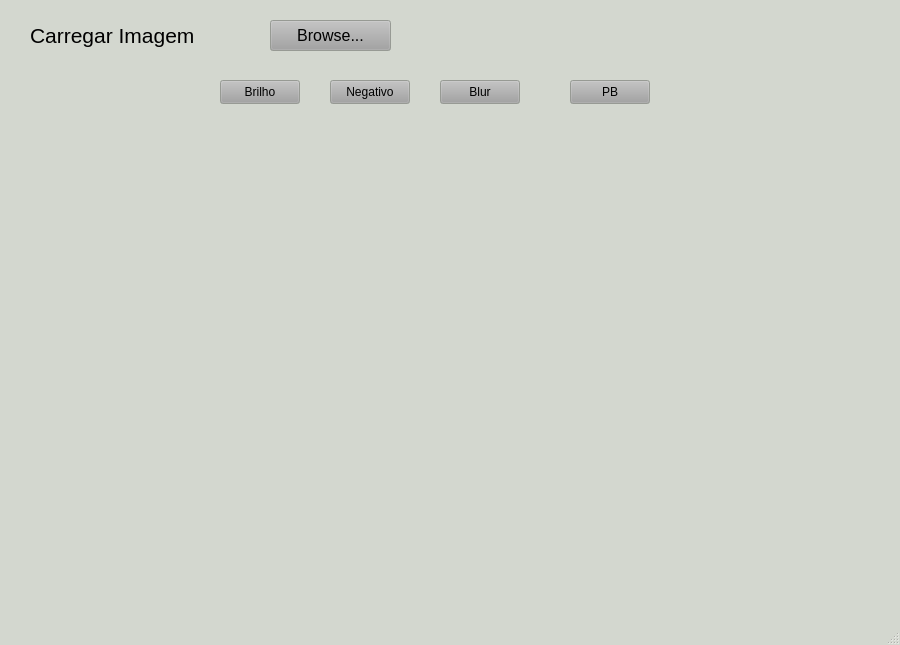
First picture: the form in ImageProcessor-master/mainwindow.ui, repository EugenioAL/Imsof, before the edit.
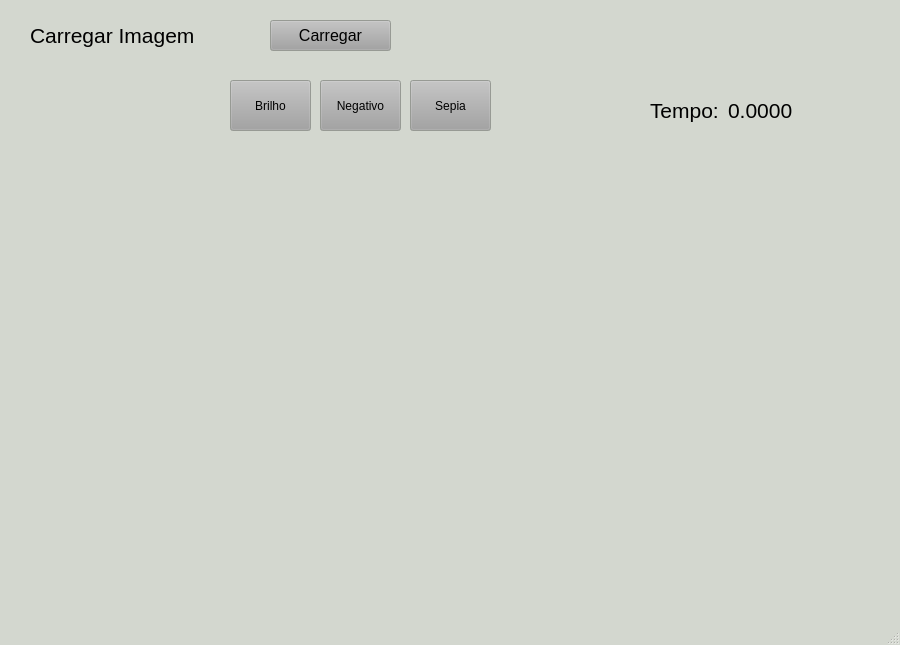
Second picture: the form after the edit. Icons and pictures are not drawn.

```diff
--- a/ImageProcessor-master/mainwindow.ui
+++ b/ImageProcessor-master/mainwindow.ui
@@ -214,7 +214,7 @@
      </font>
     </property>
     <property name="text">
-     <string>Browse...</string>
+     <string>Carregar</string>
     </property>
    </widget>
    <widget class="QLabel" name="label_pic">
@@ -239,23 +239,23 @@
    <widget class="QPushButton" name="pushButton_4">
     <property name="geometry">
      <rect>
-      <x>440</x>
+      <x>410</x>
       <y>80</y>
-      <width>80</width>
-      <height>24</height>
+      <width>81</width>
+      <height>51</height>
      </rect>
     </property>
     <property name="text">
-     <string>Blur</string>
+     <string>Sepia</string>
     </property>
    </widget>
    <widget class="QPushButton" name="pushButton_3">
     <property name="geometry">
      <rect>
-      <x>330</x>
+      <x>320</x>
       <y>80</y>
-      <width>80</width>
-      <height>24</height>
+      <width>81</width>
+      <height>51</height>
      </rect>
     </property>
     <property name="text">
@@ -265,29 +265,16 @@
    <widget class="QPushButton" name="pushButton_2">
     <property name="geometry">
      <rect>
-      <x>220</x>
+      <x>230</x>
       <y>80</y>
-      <width>80</width>
-      <height>24</height>
+      <width>81</width>
+      <height>51</height>
      </rect>
     </property>
     <property name="text">
      <string>Brilho</string>
     </property>
    </widget>
-   <widget class="QPushButton" name="pushButton_5">
-    <property name="geometry">
-     <rect>
-      <x>570</x>
-      <y>80</y>
-      <width>80</width>
-      <height>24</height>
-     </rect>
-    </property>
-    <property name="text">
-     <string>PB</string>
-    </property>
-   </widget>
    <widget class="QLabel" name="label_pic_2">
     <property name="geometry">
      <rect>
@@ -307,6 +294,45 @@
      <string/>
     </property>
    </widget>
+   <widget class="QLabel" name="label_2">
+    <property name="geometry">
+     <rect>
+      <x>650</x>
+      <y>90</y>
+      <width>71</width>
+      <height>41</height>
+     </rect>
+    </property>
+    <property name="font">
+     <font>
+      <pointsize>16</pointsize>
+     </font>
+    </property>
+    <property name="text">
+     <string>Tempo:</string>
+    </property>
+    <property name="textFormat">
+     <enum>Qt::MarkdownText</enum>
+    </property>
+   </widget>
+   <widget class="QLabel" name="label_3">
+    <property name="geometry">
+     <rect>
+      <x>728</x>
+      <y>95</y>
+      <width>81</width>
+      <height>31</height>
+     </rect>
+    </property>
+    <property name="font">
+     <font>
+      <pointsize>16</pointsize>
+     </font>
+    </property>
+    <property name="text">
+     <string>0.0000</string>
+    </property>
+   </widget>
   </widget>
   <widget class="QMenuBar" name="menubar">
    <property name="geometry">
```
Left out of the diff: 2 changed lines with no effect on the pictures.
